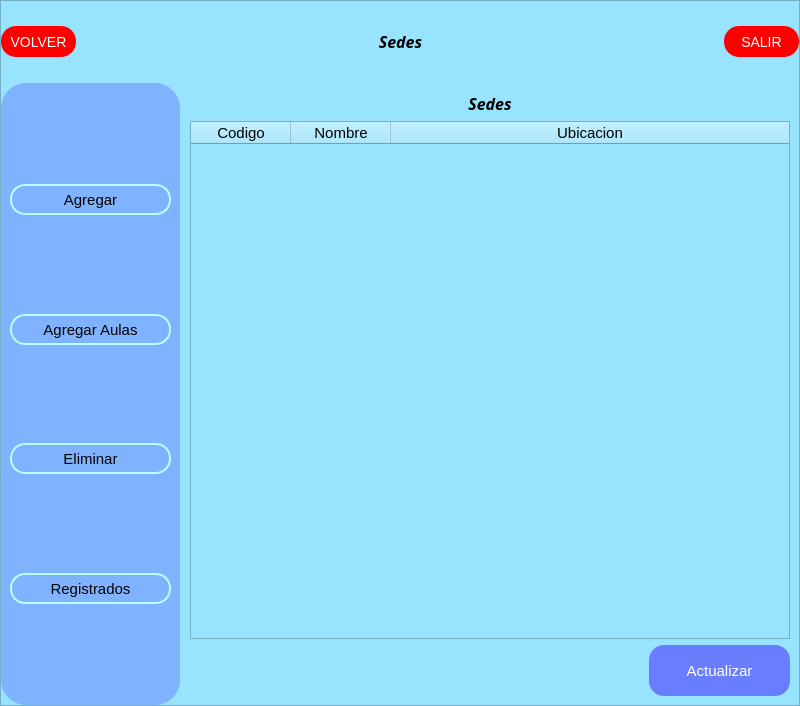
Qt form ui/sedes.ui (Reinaldito04/IUTA----HORARIOS) before a commit.
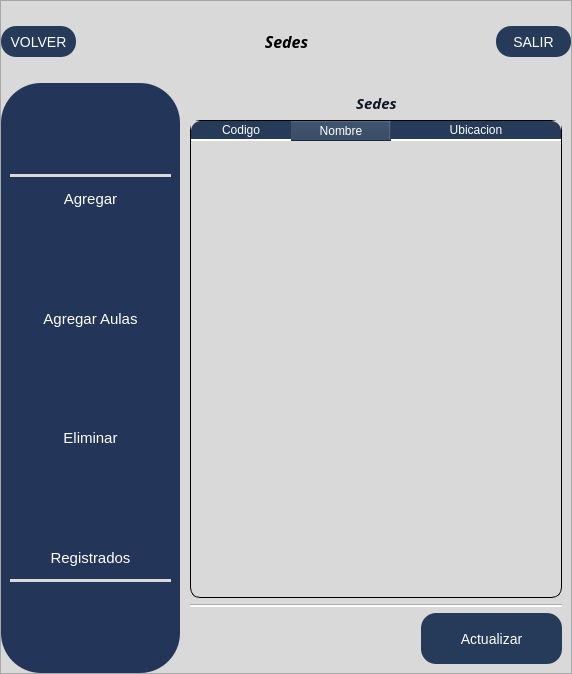
The same form after that commit. The open tabs and pages were chosen to show the change. Icons and pictures are not drawn.

What changed in the file:
```diff
--- a/ui/sedes.ui
+++ b/ui/sedes.ui
@@ -6,13 +6,16 @@
    <rect>
     <x>0</x>
     <y>0</y>
-    <width>800</width>
-    <height>706</height>
+    <width>572</width>
+    <height>674</height>
    </rect>
   </property>
   <property name="windowTitle">
    <string>MainWindow</string>
   </property>
+  <property name="styleSheet">
+   <string notr="true">background-color:#d9d9d9;</string>
+  </property>
   <widget class="QWidget" name="centralwidget">
    <layout class="QVBoxLayout" name="verticalLayout">
     <property name="spacing">
@@ -33,7 +36,7 @@
     <item>
      <widget class="QFrame" name="frame">
       <property name="styleSheet">
-       <string notr="true">background-color:rgb(152, 228, 255);</string>
+       <string notr="true">background-color:#d9d9d9;</string>
       </property>
       <property name="frameShape">
        <enum>QFrame::StyledPanel</enum>
@@ -74,10 +77,15 @@
             </size>
            </property>
            <property name="styleSheet">
-            <string notr="true">background-color:red;
+            <string notr="true">QPushButton{
+background-color:#253b59;
 color:white;
 font-size:14px;
-border-radius:15px;</string>
+border-radius:15px;
+}
+QPushButton::Hover{
+background-color:#637aa6;
+}</string>
            </property>
            <property name="text">
             <string>VOLVER</string>
@@ -162,10 +170,15 @@
             </size>
            </property>
            <property name="styleSheet">
-            <string notr="true">background-color:red;
+            <string notr="true">QPushButton{
+background-color:#253b59;
 color:white;
 font-size:14px;
-border-radius:15px;</string>
+border-radius:15px;
+}
+QPushButton::Hover{
+background-color:#637aa6;
+}</string>
            </property>
            <property name="text">
             <string>SALIR</string>
@@ -179,8 +192,25 @@
          <item>
           <widget class="QFrame" name="frame_2">
            <property name="styleSheet">
-            <string notr="true">background-color:rgb(128, 179, 255);
-border-radius:25px;</string>
+            <string notr="true">QFrame{
+background-color:#233559;
+border-radius:40px;
+}
+QPushButton{
+background-color:#233559;
+color:#FFF;
+border-radius:15px;
+}
+QPushButton::Hover{
+background-color: #637aa6 ;
+}
+
+QLineEdit{
+background-color: #7E94Bf;
+}
+QLabel{
+font-size:15px;
+color:#111626;}</string>
            </property>
            <property name="frameShape">
             <enum>QFrame::StyledPanel</enum>
@@ -204,6 +234,16 @@
                 </property>
                </spacer>
               </item>
+              <item>
+               <widget class="Line" name="line_3">
+                <property name="styleSheet">
+                 <string notr="true">background-color:#d9d9d9;</string>
+                </property>
+                <property name="orientation">
+                 <enum>Qt::Horizontal</enum>
+                </property>
+               </widget>
+              </item>
               <item>
                <widget class="QPushButton" name="bt_aggView_2">
                 <property name="minimumSize">
@@ -220,8 +260,7 @@
                 </property>
                 <property name="styleSheet">
                  <string notr="true">font-size:15px;
-border:2px solid rgb(182, 255, 250);
-border-radius:15px;</string>
+</string>
                 </property>
                 <property name="text">
                  <string>Agregar</string>
@@ -267,8 +306,7 @@
                 </property>
                 <property name="styleSheet">
                  <string notr="true">font-size:15px;
-border:2px solid rgb(182, 255, 250);
-border-radius:15px;</string>
+</string>
                 </property>
                 <property name="text">
                  <string>Agregar Aulas</string>
@@ -314,8 +352,7 @@
                 </property>
                 <property name="styleSheet">
                  <string notr="true">font-size:15px;
-border:2px solid rgb(182, 255, 250);
-border-radius:15px;</string>
+</string>
                 </property>
                 <property name="text">
                  <string>Eliminar</string>
@@ -361,8 +398,7 @@
                 </property>
                 <property name="styleSheet">
                  <string notr="true">font-size:15px;
-border:2px solid rgb(182, 255, 250);
-border-radius:15px;</string>
+</string>
                 </property>
                 <property name="text">
                  <string>Registrados</string>
@@ -379,6 +415,16 @@
                 </property>
                </widget>
               </item>
+              <item>
+               <widget class="Line" name="line_2">
+                <property name="styleSheet">
+                 <string notr="true">background-color:#d9d9d9;</string>
+                </property>
+                <property name="orientation">
+                 <enum>Qt::Horizontal</enum>
+                </property>
+               </widget>
+              </item>
               <item>
                <spacer name="verticalSpacer_4">
                 <property name="orientation">
@@ -399,6 +445,18 @@
          </item>
          <item>
           <widget class="QStackedWidget" name="stackedWidget">
+           <property name="styleSheet">
+            <string notr="true">QFrame{
+background-color:#D9D9D9;
+
+}
+QLineEdit{
+background-color: #7E94Bf;
+}
+QLabel{
+font-size:15px;
+color:#111626;}</string>
+           </property>
            <property name="currentIndex">
             <number>0</number>
            </property>
@@ -828,7 +886,7 @@
                    <property name="font">
                     <font>
                      <family>Hack Nerd Font Mono</family>
-                     <pointsize>12</pointsize>
+                     <pointsize>-1</pointsize>
                      <weight>75</weight>
                      <italic>true</italic>
                      <bold>true</bold>
@@ -869,8 +927,42 @@
                   </size>
                  </property>
                  <property name="styleSheet">
-                  <string notr="true">background-color:rgb(152, 228, 255);
-font-size:15px;</string>
+                  <string notr="true">QTableWidget {
+                background-color: transparent;
+                border: 1px solid black;
+                border-radius: 10px;
+            }
+
+            QTableWidget QHeaderView::section {
+                background-color: #253b59;
+                color: #fff;
+                border-bottom: 2px solid white;
+            }
+
+            QTableWidget QHeaderView::section:first {
+                border-top-left-radius: 10px;
+            }
+
+            QTableWidget QHeaderView::section:last {
+                border-top-right-radius: 10px;
+            }
+
+            QTableWidget QTableCornerButton::section {
+                background-color: #63b6bf;
+                border-top-left-radius: 10px;
+            }
+
+            QTableWidget::item {
+                background-color: #63b6bf;
+                color: #111626;
+                border-bottom: 1px solid black;
+                padding: 5px;
+            }
+
+            QTableWidget::item:selected {
+                background-color: #b6ecf2;
+                color: #111626;
+            }</string>
                  </property>
                  <property name="rowCount">
                   <number>0</number>
@@ -895,6 +987,16 @@
                  </column>
                 </widget>
                </item>
+               <item>
+                <widget class="Line" name="line">
+                 <property name="styleSheet">
+                  <string notr="true">background-color:#FFF;</string>
+                 </property>
+                 <property name="orientation">
+                  <enum>Qt::Horizontal</enum>
+                 </property>
+                </widget>
+               </item>
                <item>
                 <layout class="QHBoxLayout" name="horizontalLayout_7">
                  <item>
@@ -925,10 +1027,15 @@
                     </size>
                    </property>
                    <property name="styleSheet">
-                    <string notr="true">border-radius:15px;
+                    <string notr="true">QPushButton{
+background-color:#253b59;
 color:white;
-font-size:15px;
-background-color: rgb(104, 126, 255);</string>
+font-size:14px;
+border-radius:15px;
+}
+QPushButton::Hover{
+background-color:#637aa6;
+}</string>
                    </property>
                    <property name="text">
                     <string>Actualizar</string>
```
Left out of the diff: 52 changed lines with no effect on the pictures.
